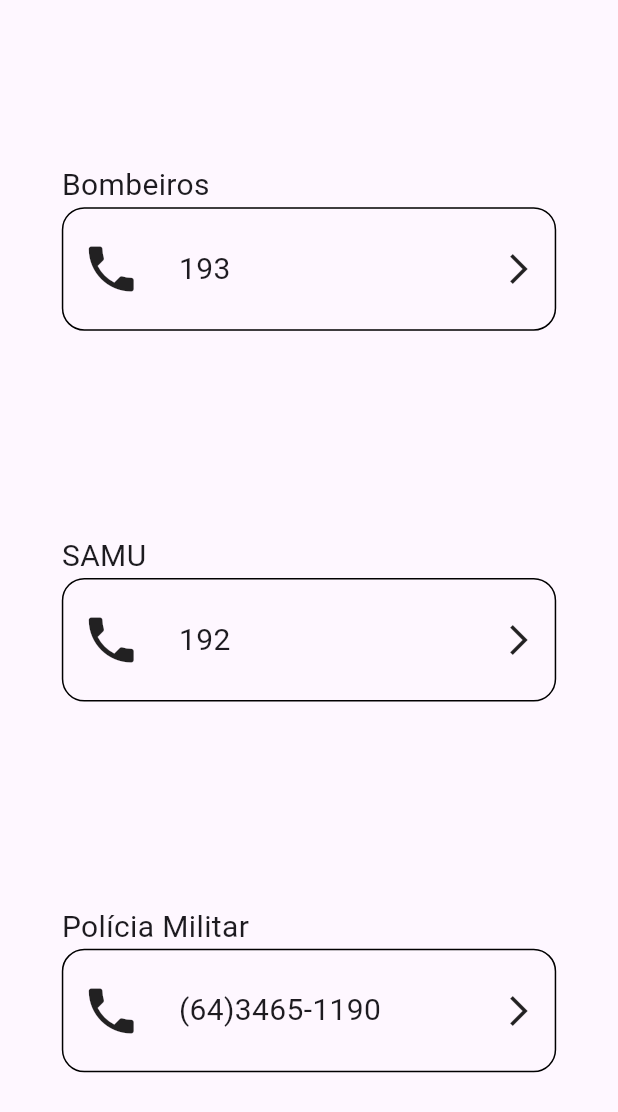
After one commit to luanozn/Educa-Guard-Mobile, a Flutter app: the EmergencyCallsScreen screen opened directly, on a phone screen of 412 x 824 dp. The commit adds this screen. Shown: the top 1112 px of the screen. Run offline on Flutter 3.47's test engine with Material 3 defaults, Android fonts, the phone set to English and light mode, and no system bars; missing offline and left inert: face_camera.

Commit message:
criando tela de chamadas

```diff
--- a/lib/main.dart
+++ b/lib/main.dart
@@ -1,11 +1,14 @@
 import 'package:educa_guardia/views/auth/login_screen.dart';
 import 'package:face_camera/face_camera.dart';
 import 'package:flutter/material.dart';
+import 'package:flutter/services.dart';
 
 void main() async {
-  WidgetsFlutterBinding.ensureInitialized(); //Add this
-
-  await FaceCamera.initialize(); //Add thi
+  WidgetsFlutterBinding.ensureInitialized();
+  SystemChrome.setPreferredOrientations([
+    DeviceOrientation.portraitUp,
+  ]);
+  await FaceCamera.initialize();
 
   runApp(const MyApp());
 }
--- /dev/null
+++ b/lib/views/emergency_calls_screen.dart
@@ -0,0 +1,125 @@
+import 'package:flutter/material.dart';
+import 'package:flutter/widgets.dart';
+
+class EmergencyCallsScreen extends StatelessWidget {
+  const EmergencyCallsScreen({super.key});
+
+  @override
+  Widget build(BuildContext context) {
+    return Scaffold(
+      body: Padding(
+        padding: EdgeInsets.all(MediaQuery.of(context).size.width * 0.1),
+        child: Column(
+          mainAxisAlignment: MainAxisAlignment.spaceAround,
+          children: [
+            Column(
+              crossAxisAlignment: CrossAxisAlignment.start,
+              children: [
+                const Text(
+                  "Bombeiros",
+                  style: TextStyle(fontSize: 20),
+                ),
+                Container(
+                  height: MediaQuery.of(context).size.height * 0.1,
+                  decoration: BoxDecoration(
+                    border: Border.all(color: Colors.black),
+                    borderRadius: BorderRadius.circular(15),
+                  ),
+                  child: const Padding(
+                    padding: EdgeInsets.symmetric(horizontal: 12.0),
+                    child: Row(
+                      mainAxisAlignment: MainAxisAlignment.spaceBetween,
+                      children: [
+                        Row(
+                          children: [
+                            Icon(
+                              Icons.phone,
+                              size: 40,
+                            ),
+                            SizedBox(width: 25,),
+                            Text('193',style: TextStyle(fontSize: 20),)
+                          ],
+                        ),
+                        Icon(Icons.arrow_forward_ios_outlined)
+                      ],
+                    ),
+                  ),
+                )
+              ],
+            ),
+            Column(
+              crossAxisAlignment: CrossAxisAlignment.start,
+              children: [
+                const Text(
+                  "SAMU",
+                  style: TextStyle(fontSize: 20),
+                ),
+                Container(
+                  height: MediaQuery.of(context).size.height * 0.1,
+                  decoration: BoxDecoration(
+                    border: Border.all(color: Colors.black),
+                    borderRadius: BorderRadius.circular(15),
+                  ),
+                  child: const Padding(
+                    padding: EdgeInsets.symmetric(horizontal: 12.0),
+                    child: Row(
+                      mainAxisAlignment: MainAxisAlignment.spaceBetween,
+                      children: [
+                        Row(
+                          children: [
+                            Icon(
+                              Icons.phone,
+                              size: 40,
+                            ),
+                            SizedBox(width: 25,),
+                            Text('192',style: TextStyle(fontSize: 20),)
+                          ],
+                        ),
+                        Icon(Icons.arrow_forward_ios_outlined)
+                      ],
+                    ),
+                  ),
+                )
+              ],
+            ),
+            Column(
+              crossAxisAlignment: CrossAxisAlignment.start,
+              children: [
+                const Text(
+                  "Polícia Militar",
+                  style: TextStyle(fontSize: 20),
+                ),
+                Container(
+                  height: MediaQuery.of(context).size.height * 0.1,
+                  decoration: BoxDecoration(
+                    border: Border.all(color: Colors.black),
+                    borderRadius: BorderRadius.circular(15),
+                  ),
+                  child: const Padding(
+                    padding: EdgeInsets.symmetric(horizontal: 12.0),
+                    child: Row(
+                      mainAxisAlignment: MainAxisAlignment.spaceBetween,
+                      children: [
+                        Row(
+                          children: [
+                            Icon(
+                              Icons.phone,
+                              size: 40,
+                            ),
+                            SizedBox(width: 25,),
+                            Text('(64)3465-1190',style: TextStyle(fontSize: 20),)
+                          ],
+                        ),
+                        Icon(Icons.arrow_forward_ios_outlined)
+                      ],
+                    ),
+                  ),
+                )
+              ],
+            ),
+          ],
+        ),
+      ),
+    );
+  }
+}
```
